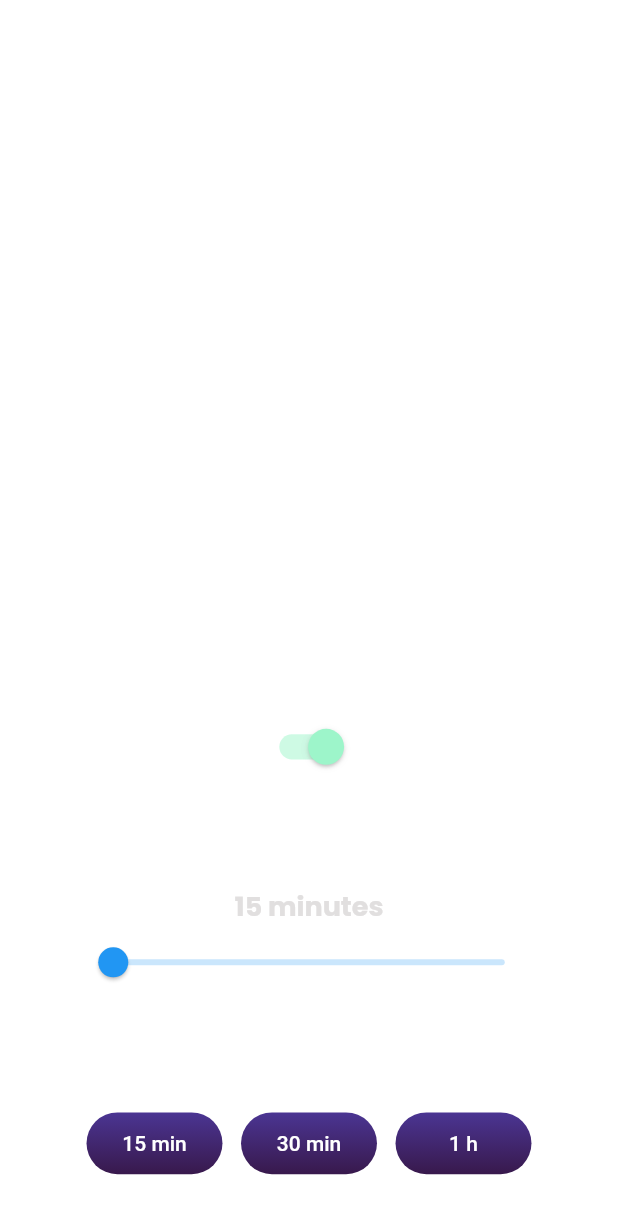
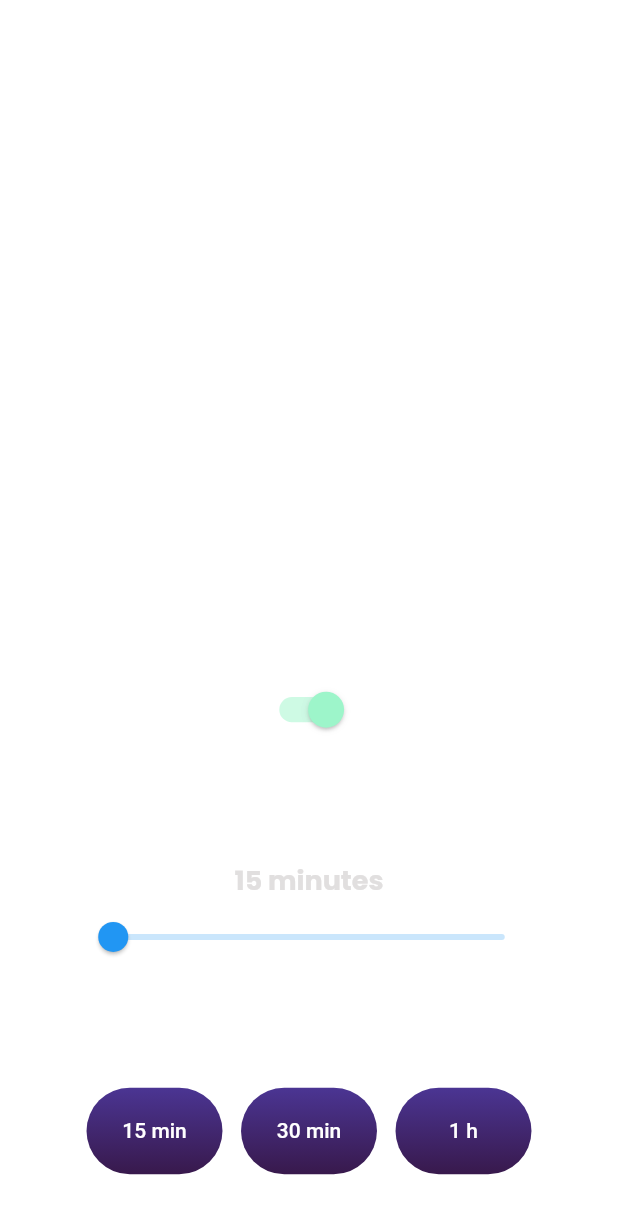
Before and after one commit to IvanShaptalov/lucidBell, a Flutter app: the HomeScreen screen opened directly with empty values, on a phone screen of 412 x 824 dp. Shown: the top 1214 px of the screen. Run offline on Flutter 3.47's test engine with Material 2 defaults, Android fonts, the phone set to English and light mode, and no system bars; drawn by our look-alikes of syncfusion_flutter_sliders; our stand-ins replace device_info_plus, flutter_local_notifications, google_fonts, permission_handler, timezone, watcher; missing offline and left inert: workmanager; Roboto replaces fonts that are missing (Hind, WakeUpToday); statements that could not run were skipped.

Commit message:
fix(home_screen, three_cashed_buttons): fixed screen size

```diff
--- a/lib/view/android/home_view/home_screen.dart
+++ b/lib/view/android/home_view/home_screen.dart
@@ -26,7 +26,6 @@ class _HomeScreenState extends State<HomeScreen> {
           mainAxisAlignment: MainAxisAlignment.spaceBetween,
           children: [
             SizedBox(
-                height: SizeConfig.getMediaHeight(context) * 0.25, // 25%
                 width: SizeConfig.getMediaWidth(context) * 0.75, // 75% width
                 child: Padding(
                   padding: EdgeInsets.only(
@@ -55,7 +54,6 @@ class _HomeScreenState extends State<HomeScreen> {
               ),
             ),
             SizedBox(
-              height: SizeConfig.getMediaHeight(context) * 0.1, // 30%
               width: SizeConfig.getMediaWidth(context) * 0.75, // 75% width
               child: AnimatedOpacity(
                 opacity: BellPresenter.isBellRunning() ? 1 : 0,
--- a/lib/view/android/home_view/three_cashed_buttons.dart
+++ b/lib/view/android/home_view/three_cashed_buttons.dart
@@ -55,10 +55,10 @@ class _CashedButtonState extends State<CashedButton> {
   @override
   Widget build(BuildContext context) {
     return Container(
+      height: SizeConfig.getMediaHeight(context) * 0.07, //10%
       width: SizeConfig.getMediaWidth(context) * 0.22, //22%
       margin: EdgeInsets.symmetric(
           horizontal: SizeConfig.getMediaWidth(context) * 0.002), //%0.2
-      height: SizeConfig.getMediaHeight(context) * 0.05, //10%
       decoration: const BoxDecoration(
         borderRadius: BorderRadius.all(Radius.circular(45)),
         gradient: LinearGradient(
```
